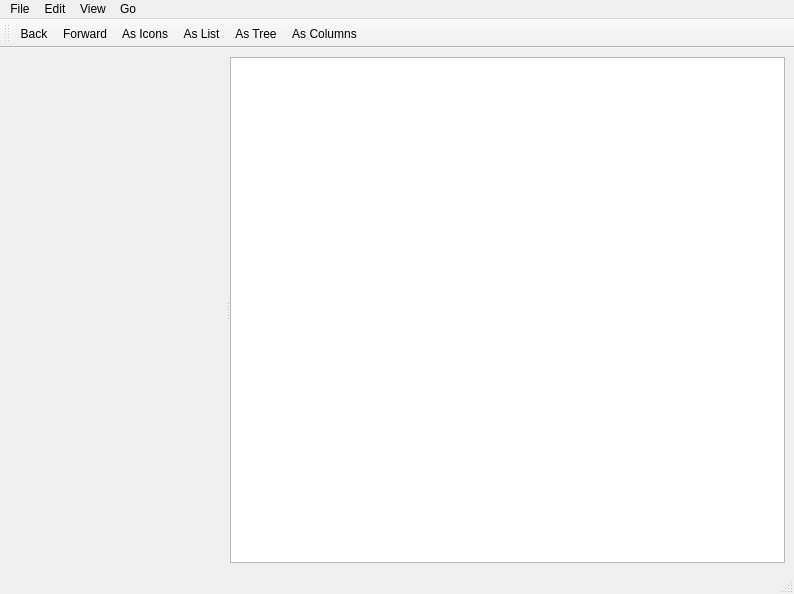
This is apps/tracker/trackerwindow.ui in curvedspace/vibe as Qt 5 draws it before an edit. The edited form follows.
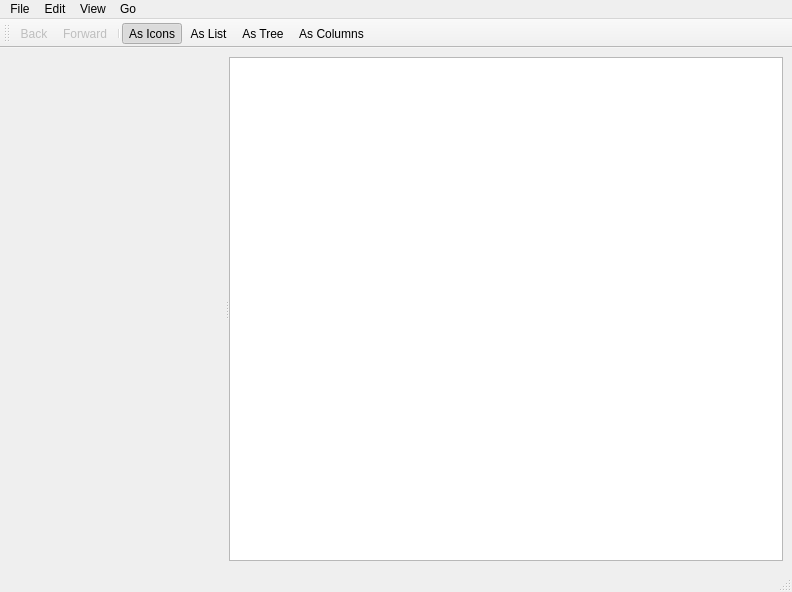
This is the edited form. The open tabs and pages were chosen to show the change. Custom widgets are drawn as their Qt base class.

Commit message: * View modes in an action group. * Code style cleanup.

Diff of the .ui file:
```diff
--- a/apps/tracker/trackerwindow.ui
+++ b/apps/tracker/trackerwindow.ui
@@ -6,8 +6,8 @@
    <rect>
     <x>0</x>
     <y>0</y>
-    <width>794</width>
-    <height>594</height>
+    <width>792</width>
+    <height>592</height>
    </rect>
   </property>
   <property name="windowTitle">
@@ -97,6 +97,12 @@
            <property name="selectionMode">
             <enum>QAbstractItemView::ExtendedSelection</enum>
            </property>
+           <property name="iconSize">
+            <size>
+             <width>48</width>
+             <height>48</height>
+            </size>
+           </property>
            <property name="textElideMode">
             <enum>Qt::ElideMiddle</enum>
            </property>
@@ -149,7 +155,7 @@
     <rect>
      <x>0</x>
      <y>0</y>
-     <width>794</width>
+     <width>792</width>
      <height>24</height>
     </rect>
    </property>
@@ -195,6 +201,16 @@
     <addaction name="actionPaste"/>
     <addaction name="actionSelect_All"/>
    </widget>
+   <widget class="QMenu" name="menuGo">
+    <property name="title">
+     <string>Go</string>
+    </property>
+    <addaction name="actionBack"/>
+    <addaction name="actionForward"/>
+    <addaction name="actionParentFolder"/>
+    <addaction name="separator"/>
+    <addaction name="actionComputer"/>
+   </widget>
    <widget class="QMenu" name="menuView">
     <property name="title">
      <string>View</string>
@@ -206,16 +222,6 @@
     <addaction name="separator"/>
     <addaction name="actionRearrange"/>
    </widget>
-   <widget class="QMenu" name="menuGo">
-    <property name="title">
-     <string>Go</string>
-    </property>
-    <addaction name="actionBack"/>
-    <addaction name="actionForward"/>
-    <addaction name="actionParentFolder"/>
-    <addaction name="separator"/>
-    <addaction name="actionComputer"/>
-   </widget>
    <addaction name="menuFile"/>
    <addaction name="menuEdit"/>
    <addaction name="menuView"/>
@@ -237,6 +243,7 @@
    </attribute>
    <addaction name="actionBack"/>
    <addaction name="actionForward"/>
+   <addaction name="separator"/>
    <addaction name="actionAs_Icons"/>
    <addaction name="actionAs_List"/>
    <addaction name="actionAs_Tree"/>
@@ -373,6 +380,12 @@
    </property>
   </action>
   <action name="actionAs_Icons">
+   <property name="checkable">
+    <bool>true</bool>
+   </property>
+   <property name="checked">
+    <bool>true</bool>
+   </property>
    <property name="text">
     <string>As Icons</string>
    </property>
@@ -398,11 +411,17 @@
    </property>
   </action>
   <action name="actionBack">
+   <property name="enabled">
+    <bool>false</bool>
+   </property>
    <property name="text">
     <string>Back</string>
    </property>
   </action>
   <action name="actionForward">
+   <property name="enabled">
+    <bool>false</bool>
+   </property>
    <property name="text">
     <string>Forward</string>
    </property>
```
Left out of the diff: 19 changed lines with no effect on the pictures. The commit also changes 2 other files.
